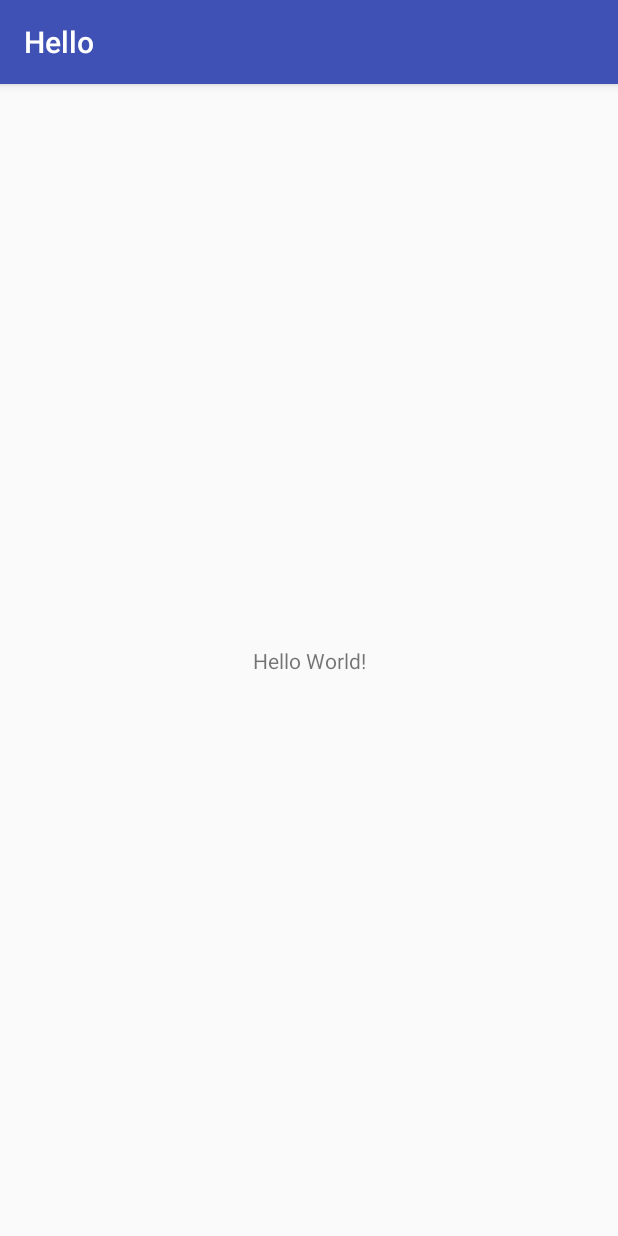
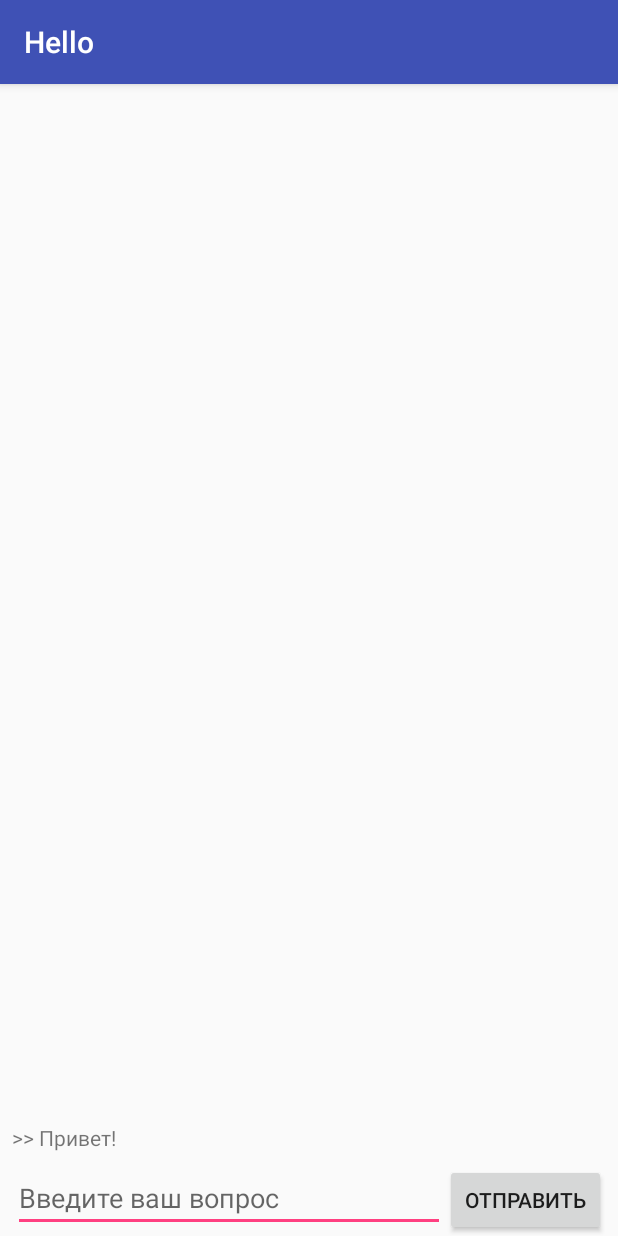
Before and after one commit to LisPI/AndroidNewStart, an Android app: the screen it shows after launch (MainActivity), on a phone screen of 412 x 824 dp. Run offline under Robolectric (Android 15) with nearby library versions, the phone set to English and light mode, and no system bars.

Commit message:
first lesson

```diff
--- a/app/src/main/java/com/example/lis/hello/MainActivity.java
+++ b/app/src/main/java/com/example/lis/hello/MainActivity.java
@@ -2,12 +2,39 @@ package com.example.lis.hello;
 
 import android.support.v7.app.AppCompatActivity;
 import android.os.Bundle;
+import android.view.View;
+import android.widget.Button;
+import android.widget.EditText;
+import android.widget.TextView;
 
 public class MainActivity extends AppCompatActivity {
 
+    protected Button sendButton;
+    protected TextView chatWindow;
+    protected EditText userMessage;
     @Override
     protected void onCreate(Bundle savedInstanceState) {
         super.onCreate(savedInstanceState);
         setContentView(R.layout.activity_main);
+
+        sendButton = findViewById(R.id.sendButton);
+        userMessage = findViewById(R.id.userMessage);
+        chatWindow = findViewById(R.id.chatWindow);
+
+        sendButton.setOnClickListener(new View.OnClickListener() {
+            @Override
+            public void onClick(View view) {
+                onClickListener();
+            }
+        });
+    }
+
+    protected void onClickListener(){
+        String message = userMessage.getText().toString();
+
+        userMessage.setText("");
+
+        chatWindow.append("\n" + ">> " + message);
+        chatWindow.append("\n" + AI.getAnswer(message));
     }
 }
--- a/app/src/main/res/layout/activity_main.xml
+++ b/app/src/main/res/layout/activity_main.xml
@@ -7,12 +7,47 @@
     tools:context="com.example.lis.hello.MainActivity">
 
     <TextView
-        android:layout_width="wrap_content"
-        android:layout_height="wrap_content"
-        android:text="Hello World!"
-        app:layout_constraintBottom_toBottomOf="parent"
+        android:id="@+id/chatWindow"
+        android:layout_width="0dp"
+        android:layout_height="0dp"
+        android:layout_marginLeft="8dp"
+        android:layout_marginTop="8dp"
+        android:layout_marginRight="8dp"
+        android:layout_marginBottom="8dp"
+        android:gravity="bottom"
+        android:text=">> Привет!"
+        android:textSize="14sp"
+        app:layout_constraintBottom_toTopOf="@+id/linearLayout"
         app:layout_constraintLeft_toLeftOf="parent"
         app:layout_constraintRight_toRightOf="parent"
         app:layout_constraintTop_toTopOf="parent" />
 
+    <LinearLayout
+        android:id="@+id/linearLayout"
+        android:layout_width="395dp"
+        android:layout_height="0dp"
+        android:layout_marginStart="8dp"
+        android:layout_marginEnd="8dp"
+        android:orientation="horizontal"
+        app:layout_constraintBottom_toBottomOf="parent"
+        app:layout_constraintEnd_toEndOf="parent"
+        app:layout_constraintStart_toStartOf="parent">
+
+        <EditText
+            android:id="@+id/userMessage"
+            android:layout_width="307dp"
+            android:layout_height="wrap_content"
+            android:layout_weight="1"
+            android:ems="10"
+            android:hint="Введите ваш вопрос"
+            android:inputType="textPersonName" />
+
+        <Button
+            android:id="@+id/sendButton"
+            android:layout_width="127dp"
+            android:layout_height="wrap_content"
+            android:layout_weight="1"
+            android:text="Отправить" />
+    </LinearLayout>
+
 </android.support.constraint.ConstraintLayout>
```
Also changed, not shown: app/build.gradle (+4 -4 lines), app/src/main/java/com/example/lis/hello/AI.java (added, +39 -0 lines).
